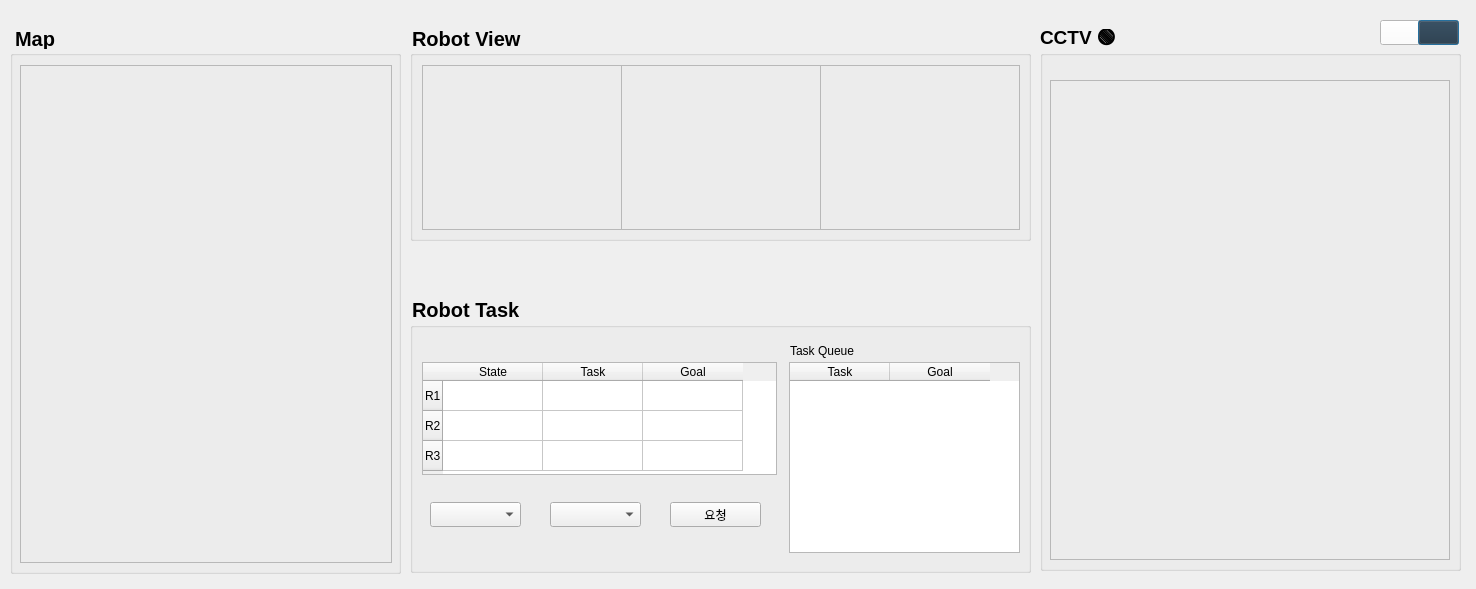
The window that nursing_home/src/ui_pkg/ui_pkg/monitoring.ui (addinedu-ros-3rd/ros-repo-1) describes before a commit, drawn with Qt 5.
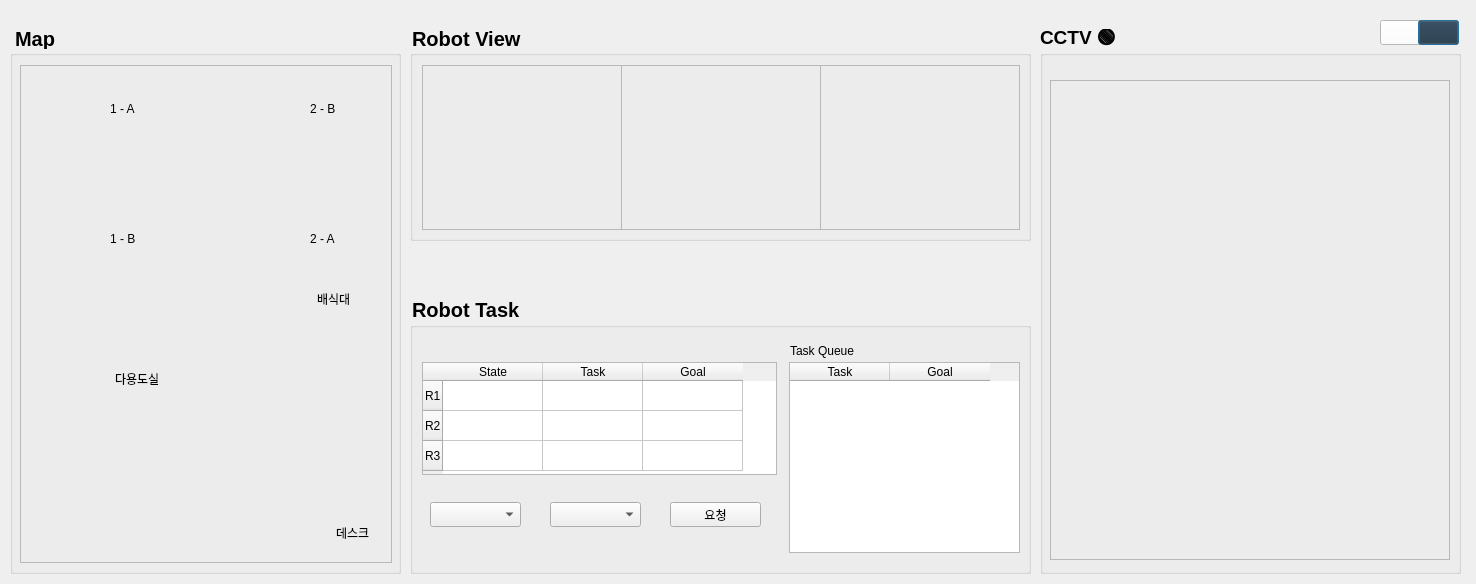
The same window after the commit.

Commit message: chore : UI 목적지 표시

Diff of the .ui file:
```diff
--- a/nursing_home/src/ui_pkg/ui_pkg/monitoring.ui
+++ b/nursing_home/src/ui_pkg/ui_pkg/monitoring.ui
@@ -7,7 +7,7 @@
     <x>0</x>
     <y>0</y>
     <width>1476</width>
-    <height>589</height>
+    <height>584</height>
    </rect>
   </property>
   <property name="windowTitle">
@@ -233,7 +233,7 @@
      <x>410</x>
      <y>322</y>
      <width>621</width>
-     <height>251</height>
+     <height>252</height>
     </rect>
    </property>
    <property name="title">
@@ -415,6 +415,97 @@
      <string/>
     </property>
    </widget>
+   <widget class="QLabel" name="label">
+    <property name="geometry">
+     <rect>
+      <x>326</x>
+      <y>474</y>
+      <width>51</width>
+      <height>17</height>
+     </rect>
+    </property>
+    <property name="text">
+     <string>데스크</string>
+    </property>
+   </widget>
+   <widget class="QLabel" name="label_2">
+    <property name="geometry">
+     <rect>
+      <x>105</x>
+      <y>320</y>
+      <width>67</width>
+      <height>17</height>
+     </rect>
+    </property>
+    <property name="text">
+     <string>다용도실</string>
+    </property>
+   </widget>
+   <widget class="QLabel" name="label_3">
+    <property name="geometry">
+     <rect>
+      <x>100</x>
+      <y>50</y>
+      <width>67</width>
+      <height>17</height>
+     </rect>
+    </property>
+    <property name="text">
+     <string>1 - A</string>
+    </property>
+   </widget>
+   <widget class="QLabel" name="label_4">
+    <property name="geometry">
+     <rect>
+      <x>100</x>
+      <y>180</y>
+      <width>67</width>
+      <height>17</height>
+     </rect>
+    </property>
+    <property name="text">
+     <string>1 - B</string>
+    </property>
+   </widget>
+   <widget class="QLabel" name="label_5">
+    <property name="geometry">
+     <rect>
+      <x>307</x>
+      <y>240</y>
+      <width>67</width>
+      <height>17</height>
+     </rect>
+    </property>
+    <property name="text">
+     <string>배식대</string>
+    </property>
+   </widget>
+   <widget class="QLabel" name="label_6">
+    <property name="geometry">
+     <rect>
+      <x>300</x>
+      <y>50</y>
+      <width>67</width>
+      <height>17</height>
+     </rect>
+    </property>
+    <property name="text">
+     <string>2 - B</string>
+    </property>
+   </widget>
+   <widget class="QLabel" name="label_7">
+    <property name="geometry">
+     <rect>
+      <x>300</x>
+      <y>180</y>
+      <width>67</width>
+      <height>17</height>
+     </rect>
+    </property>
+    <property name="text">
+     <string>2 - A</string>
+    </property>
+   </widget>
   </widget>
   <widget class="QGroupBox" name="cctv_group">
    <property name="geometry">
@@ -422,7 +513,7 @@
      <x>1040</x>
      <y>50</y>
      <width>421</width>
-     <height>521</height>
+     <height>524</height>
     </rect>
    </property>
    <property name="title">
```
The commit also changes 1 other file.
